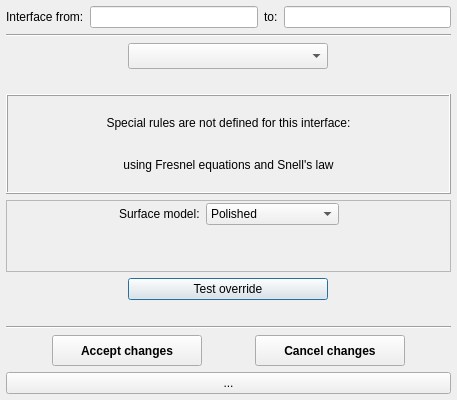
First picture: the form in ants3bundle/src/ants3/gui/photsim/ainterfaceruledialog.ui, repository andrmor/ANTS3bundle, before the edit.
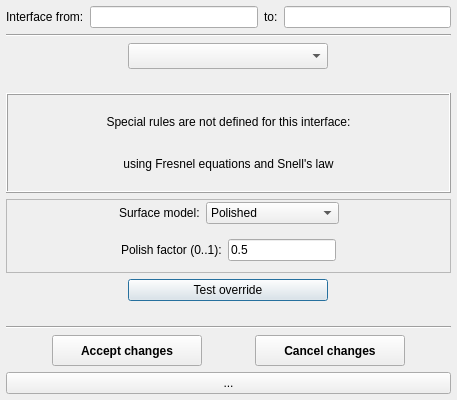
Second picture: the form after the edit.

```diff
--- a/ants3bundle/src/ants3/gui/photsim/ainterfaceruledialog.ui
+++ b/ants3bundle/src/ants3/gui/photsim/ainterfaceruledialog.ui
@@ -226,6 +226,9 @@
       </item>
       <item>
        <widget class="QStackedWidget" name="swSurfaceModel">
+        <property name="currentIndex">
+         <number>2</number>
+        </property>
         <widget class="QWidget" name="page"/>
         <widget class="QWidget" name="page_2">
          <layout class="QVBoxLayout" name="verticalLayout_3">
@@ -279,6 +282,50 @@
           </item>
          </layout>
         </widget>
+        <widget class="QWidget" name="page_3">
+         <layout class="QHBoxLayout" name="horizontalLayout_6">
+          <item>
+           <spacer name="horizontalSpacer_6">
+            <property name="orientation">
+             <enum>Qt::Horizontal</enum>
+            </property>
+            <property name="sizeHint" stdset="0">
+             <size>
+              <width>80</width>
+              <height>20</height>
+             </size>
+            </property>
+           </spacer>
+          </item>
+          <item>
+           <widget class="QLabel" name="label_10">
+            <property name="text">
+             <string>Polish factor (0..1):</string>
+            </property>
+           </widget>
+          </item>
+          <item>
+           <widget class="QLineEdit" name="lePolishGlisur">
+            <property name="text">
+             <string>0.5</string>
+            </property>
+           </widget>
+          </item>
+          <item>
+           <spacer name="horizontalSpacer_7">
+            <property name="orientation">
+             <enum>Qt::Horizontal</enum>
+            </property>
+            <property name="sizeHint" stdset="0">
+             <size>
+              <width>79</width>
+              <height>20</height>
+             </size>
+            </property>
+           </spacer>
+          </item>
+         </layout>
+        </widget>
        </widget>
       </item>
      </layout>
```
Left out of the diff: 5 changed lines with no effect on the pictures.
